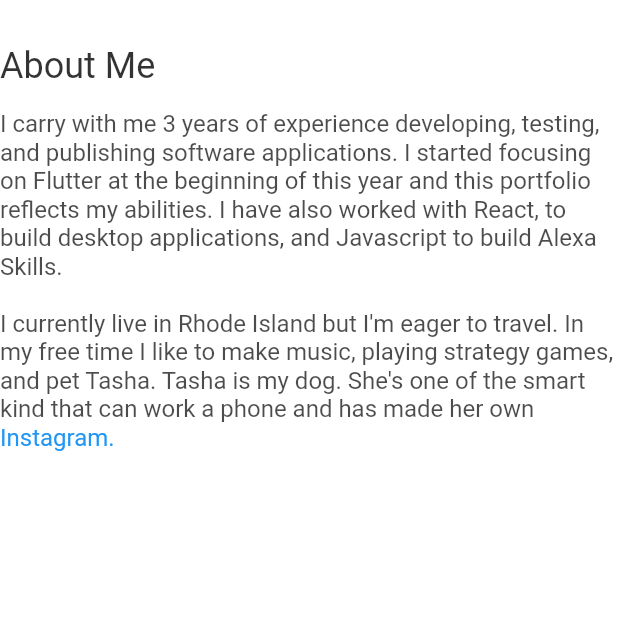
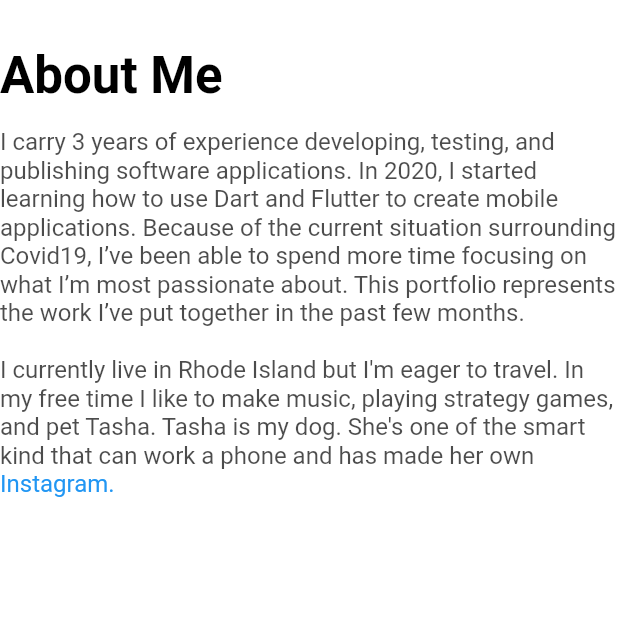
Before and after one commit to MatthieuNadeau96/flutter_portfolio, a Flutter app: the AboutScreen screen opened directly, on a phone screen of 412 x 824 dp, the top half of it. Run offline on Flutter 3.47's test engine with Material 2 defaults, Android fonts, the light colour scheme and no system bars; our stand-ins replace carousel_slider, flutter_bloc, font_awesome_flutter, timeline_tile.

Commit message:
Added new About text

```diff
--- a/lib/screens/about_screen.dart
+++ b/lib/screens/about_screen.dart
@@ -17,7 +17,7 @@ class AboutScreen extends StatelessWidget with NavigationStates {
               SizedBox(height: 30),
               Text(
                 'About Me',
-                style: Theme.of(context).textTheme.headline4,
+                style: Theme.of(context).textTheme.headline3,
               ),
               SizedBox(height: 15),
 
@@ -25,11 +25,8 @@ class AboutScreen extends StatelessWidget with NavigationStates {
                 text: TextSpan(
                   children: [
                     TextSpan(
-                      text: "I carry with me 3 years of experience developing, testing, and publishing software applications. " +
-                          "I started focusing on Flutter at the beginning of this year and this portfolio reflects my abilities. " +
-                          "I have also worked with React, to build desktop applications, and Javascript to build Alexa Skills.\n " +
-                          "\nI currently live in Rhode Island but I'm eager to travel. In my free time I like to make music, playing strategy games, and pet Tasha. " +
-                          "Tasha is my dog. She's one of the smart kind that can work a phone and has made her own ",
+                      text: "I carry 3 years of experience developing, testing, and publishing software applications. In 2020, I started learning how to use Dart and Flutter to create mobile applications. Because of the current situation surrounding Covid19, I’ve been able to spend more time focusing on what I’m most passionate about. This portfolio represents the work I’ve put together in the past few months.\n " +
+                          "\nI currently live in Rhode Island but I'm eager to travel. In my free time I like to make music, playing strategy games, and pet Tasha. Tasha is my dog. She's one of the smart kind that can work a phone and has made her own ",
                       style: Theme.of(context).textTheme.bodyText2,
                     ),
                     TextSpan(
```
